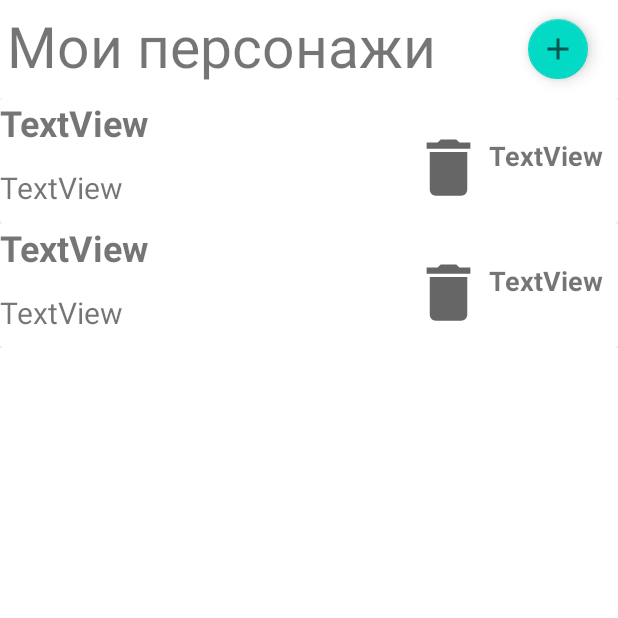
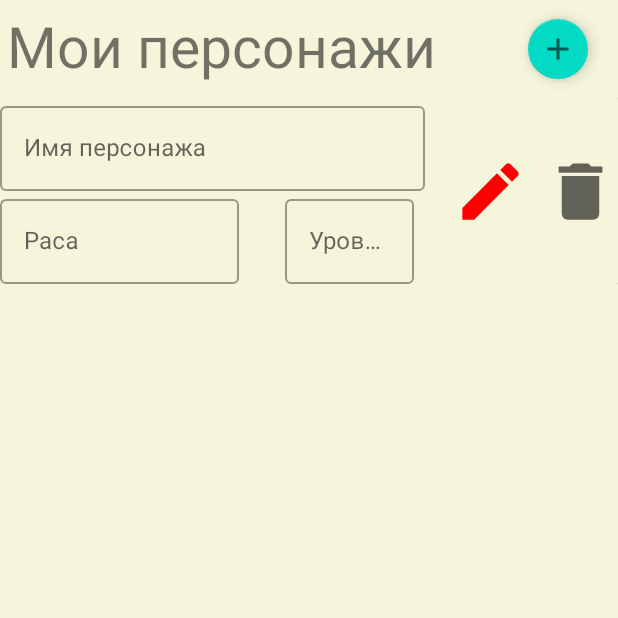
Before and after one commit to IssildurIl/dndList, an Android app: the ChooseCharacter screen opened through its navigation route, after a tap on an icon or button, on a phone screen of 412 x 824 dp, the top half of it. Run offline under Robolectric (Android 15) with nearby library versions, the phone set to English and light mode, and no system bars; our stand-ins replace Room's generated code; 3 statements that could not run were skipped; 2 other taps on this screen came first.

Commit message:
Разобраться с ресайкл, Переработать создание листа

```diff
--- a/app/src/main/java/com/example/dndlist/Fragment/ChooseCharacter.java
+++ b/app/src/main/java/com/example/dndlist/Fragment/ChooseCharacter.java
@@ -74,6 +74,11 @@ public class ChooseCharacter extends Fragment {
             public void onDeleteClick(int position) {
                 removeItem(position);
             }
+
+            @Override
+            public void onCorrectClick(int position) {
+
+            }
         });
         //mAdapter.setOnItemClickListener(position -> navController.navigate(R.id.go_to_characterList));
     }
@@ -86,8 +91,8 @@ public class ChooseCharacter extends Fragment {
     }
     public void createExampleList() {
         mExampleList = new ArrayList<>();
-        mExampleList.add(new Character("Vasya","gobbo",3));
-        mExampleList.add(new Character("V","g",3));
+//        mExampleList.add(new Character("Vasya","gobbo",3));
+//        mExampleList.add(new Character("V","g",3));
     }
     public void CreateCustomList(String name,String race, Integer pos){
         mExampleList = new ArrayList<>();
@@ -96,7 +101,7 @@ public class ChooseCharacter extends Fragment {
     }
 
     public void insertItem(int position) {
-        mExampleList.add(position, new Character("Vasya","gobbo",3));
+        mExampleList.add(position, new Character());
         mAdapter.notifyItemInserted(position);
     }
     public void removeItem(int position) {
--- a/app/src/main/java/com/example/dndlist/utils/RecycleView/RecycleViewAdaptor.java
+++ b/app/src/main/java/com/example/dndlist/utils/RecycleView/RecycleViewAdaptor.java
@@ -5,6 +5,7 @@ import android.content.Context;
 import android.view.LayoutInflater;
 import android.view.View;
 import android.view.ViewGroup;
+import android.widget.EditText;
 import android.widget.ImageView;
 import android.widget.TextView;
 
@@ -20,10 +21,12 @@ public class RecycleViewAdaptor extends RecyclerView.Adapter<RecycleViewAdaptor.
     private ArrayList<Character> mExampleList;
     Context context;
     private OnItemClickListener mListener;
+    public static int odd = 0 ;
 
     public interface OnItemClickListener{
         void onItemClick(int position);
         void onDeleteClick(int position);
+        void onCorrectClick(int position);
     }
     public void setOnItemClickListener(OnItemClickListener listener) {
         mListener = listener;
@@ -46,7 +49,7 @@ public class RecycleViewAdaptor extends RecyclerView.Adapter<RecycleViewAdaptor.
         Character currentItem = mExampleList.get(position);
         holder.tvName.setText(currentItem.getName());
         holder.tvRace.setText(currentItem.getRace());
-        holder.tvLvl.setText(String.valueOf(currentItem.getLvl())+" lvl");
+        holder.tvLvl.setText(currentItem.getLvl() +" lvl");
     }
 
     @Override
@@ -55,31 +58,58 @@ public class RecycleViewAdaptor extends RecyclerView.Adapter<RecycleViewAdaptor.
     }
 
     public static class CustomViewHolder extends RecyclerView.ViewHolder{
-        TextView tvName,tvRace,tvLvl;
-        ImageView mDeleteImage;
+        EditText tvName,tvRace,tvLvl;
+        ImageView mDeleteImage,mCorrImg;
         public CustomViewHolder(@NonNull View itemView, final OnItemClickListener listener) {
             super(itemView);
-            tvName = itemView.findViewById(R.id.textName);
-            tvRace = itemView.findViewById(R.id.textRace);
-            tvLvl = itemView.findViewById(R.id.textLvl);
+            tvName = itemView.findViewById(R.id.nameText);
+            tvRace = itemView.findViewById(R.id.raceText);
+            tvLvl = itemView.findViewById(R.id.lvlText);
+            mCorrImg = itemView.findViewById(R.id.corrImg);
             mDeleteImage = itemView.findViewById(R.id.delImg);
             itemView.setOnClickListener(v -> {
                 if (listener != null) {
                     int position = getAdapterPosition();
-                    if (position != RecyclerView.NO_POSITION) listener.onItemClick(position);
+                    if (position != RecyclerView.NO_POSITION)
+                        listener.onItemClick(position);
                 }
             });
-            mDeleteImage.setOnClickListener(new View.OnClickListener() {
-                @Override
-                public void onClick(View v) {
-                    if (listener != null) {
-                        int position = getAdapterPosition();
-                        if (position != RecyclerView.NO_POSITION) {
-                            listener.onDeleteClick(position);
+            mDeleteImage.setOnClickListener(v -> {
+                if (listener != null) {
+                    int position = getAdapterPosition();
+                    if (position != RecyclerView.NO_POSITION) {
+                        listener.onDeleteClick(position);
+                    }
+                }
+            });
+            mCorrImg.setOnClickListener(v -> {
+                if (listener != null) {
+                    int position = getAdapterPosition();
+                    if (position != RecyclerView.NO_POSITION) {
+                        listener.onCorrectClick(position);
+                        odd = odd+1;
+                        if ( odd % 2 == 0 ) {
+                            unlockEditText(tvName);
+                            unlockEditText(tvRace);
+                            unlockEditText(tvLvl);
+                        }
+                        else{
+                            lockEditText(tvName);
+                            lockEditText(tvRace);
+                            lockEditText(tvLvl);
                         }
                     }
                 }
             });
         }
     }
+
+    protected static void lockEditText(EditText text){
+        text.setFocusableInTouchMode(false);
+        text.setFocusable(false);
+    }
+    protected static void unlockEditText(EditText text){
+        text.setFocusableInTouchMode(true);
+        text.setFocusable(true);
+    }
 }
--- /dev/null
+++ b/app/src/main/res/drawable/ic_baseline_edit_24.xml
@@ -0,0 +1,5 @@
+<vector android:height="24dp" android:tint="#FF0000"
+    android:viewportHeight="24" android:viewportWidth="24"
+    android:width="24dp" xmlns:android="http://schemas.android.com/apk/res/android">
+    <path android:fillColor="@android:color/white" android:pathData="M3,17.25V21h3.75L17.81,9.94l-3.75,-3.75L3,17.25zM20.71,7.04c0.39,-0.39 0.39,-1.02 0,-1.41l-2.34,-2.34c-0.39,-0.39 -1.02,-0.39 -1.41,0l-1.83,1.83 3.75,3.75 1.83,-1.83z"/>
+</vector>
--- a/app/src/main/res/layout/fragment_choose_character.xml
+++ b/app/src/main/res/layout/fragment_choose_character.xml
@@ -5,7 +5,8 @@
     android:layout_width="match_parent"
     android:layout_height="match_parent"
     tools:context=".Fragment.ChooseCharacter"
-    android:id="@+id/fragment_choose_character">
+    android:id="@+id/fragment_choose_character"
+    android:background="#f5f5dc">
 
     <androidx.recyclerview.widget.RecyclerView
         android:id="@+id/chars_rec"
--- a/app/src/main/res/layout/recycleviewraw.xml
+++ b/app/src/main/res/layout/recycleviewraw.xml
@@ -3,7 +3,8 @@
     xmlns:app="http://schemas.android.com/apk/res-auto"
     xmlns:tools="http://schemas.android.com/tools"
     android:layout_width="match_parent"
-    android:layout_height="wrap_content">
+    android:layout_height="wrap_content"
+    >
 
     <androidx.cardview.widget.CardView
         android:layout_width="match_parent"
@@ -15,50 +16,90 @@
 
         <androidx.constraintlayout.widget.ConstraintLayout
             android:layout_width="match_parent"
-            android:layout_height="83dp">
+            android:layout_height="wrap_content"
+            android:background="#f5f5dc">
 
-            <TextView
+            <com.google.android.material.textfield.TextInputLayout
                 android:id="@+id/textName"
+                style="@style/Widget.MaterialComponents.TextInputLayout.OutlinedBox"
                 android:layout_width="283dp"
-                android:layout_height="46dp"
-                android:text="TextView"
+                android:layout_height="wrap_content"
+                android:hint="Имя персонажа"
                 android:textSize="24dp"
                 android:textStyle="bold"
                 app:layout_constraintStart_toStartOf="parent"
-                app:layout_constraintTop_toTopOf="parent" />
+                app:layout_constraintTop_toTopOf="parent">
 
-            <TextView
+                <com.google.android.material.textfield.TextInputEditText
+                    android:id="@+id/nameText"
+                    android:layout_width="match_parent"
+                    android:layout_height="wrap_content" />
+
+            </com.google.android.material.textfield.TextInputLayout>
+
+            <com.google.android.material.textfield.TextInputLayout
                 android:id="@+id/textRace"
+                style="@style/Widget.MaterialComponents.TextInputLayout.OutlinedBox"
                 android:layout_width="159dp"
-                android:layout_height="38dp"
-                android:text="TextView"
+                android:layout_height="wrap_content"
+                android:hint="Раса"
                 android:textSize="20dp"
                 app:layout_constraintBottom_toBottomOf="parent"
                 app:layout_constraintStart_toStartOf="parent"
-                app:layout_constraintTop_toBottomOf="@+id/textName" />
+                app:layout_constraintTop_toBottomOf="@+id/textName">
 
-            <TextView
+                <com.google.android.material.textfield.TextInputEditText
+                    android:id="@+id/raceText"
+                    android:layout_width="match_parent"
+                    android:layout_height="wrap_content" />
+
+            </com.google.android.material.textfield.TextInputLayout>
+
+            <com.google.android.material.textfield.TextInputLayout
                 android:id="@+id/textLvl"
+                style="@style/Widget.MaterialComponents.TextInputLayout.OutlinedBox"
                 android:layout_width="86dp"
-                android:layout_height="32dp"
+                android:layout_height="wrap_content"
                 android:layout_marginTop="24dp"
-                android:layout_marginBottom="24dp"
-                android:text="TextView"
+                android:layout_marginEnd="136dp"
+                android:hint="Уровень"
                 android:textSize="18dp"
                 android:textStyle="bold"
                 app:layout_constraintBottom_toBottomOf="parent"
                 app:layout_constraintEnd_toEndOf="parent"
-                app:layout_constraintTop_toTopOf="parent" />
+                app:layout_constraintTop_toTopOf="parent"
+                app:layout_constraintVertical_bias="1.0">
+
+                <com.google.android.material.textfield.TextInputEditText
+                    android:id="@+id/lvlText"
+                    android:layout_width="match_parent"
+                    android:layout_height="wrap_content" />
+
+            </com.google.android.material.textfield.TextInputLayout>
+
 
             <ImageView
                 android:id="@+id/delImg"
                 android:layout_width="50dp"
                 android:layout_height="50dp"
-                android:layout_marginEnd="2dp"
-                android:layout_marginBottom="12dp"
+                android:layout_marginTop="10dp"
+                android:layout_marginBottom="10dp"
                 app:layout_constraintBottom_toBottomOf="parent"
-                app:layout_constraintEnd_toStartOf="@+id/textLvl"
+                app:layout_constraintEnd_toEndOf="parent"
+                app:layout_constraintTop_toTopOf="parent"
                 app:srcCompat="@drawable/ic_baseline_delete_24" />
+
+            <ImageView
+                android:id="@+id/corrImg"
+                android:layout_width="50dp"
+                android:layout_height="50dp"
+                android:layout_marginTop="10dp"
+                android:layout_marginEnd="60dp"
+                android:layout_marginBottom="10dp"
+                app:layout_constraintBottom_toBottomOf="parent"
+                app:layout_constraintEnd_toEndOf="parent"
+                app:layout_constraintTop_toTopOf="parent"
+                app:srcCompat="@drawable/ic_baseline_edit_24" />
 
         </androidx.constraintlayout.widget.ConstraintLayout>
     </androidx.cardview.widget.CardView>
```
